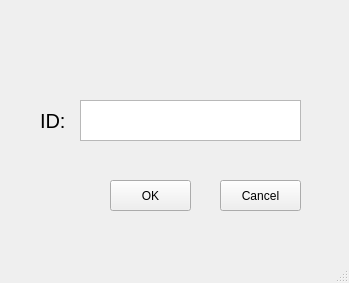
Qt form addDay.ui (tuyen1601/manager_app) before a commit.
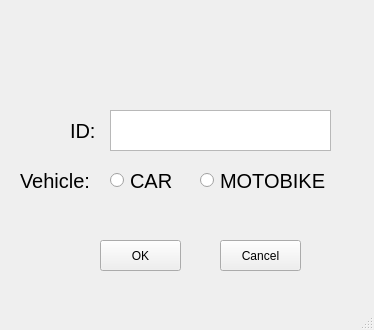
The same form after that commit.

What changed in the file:
```diff
--- a/addDay.ui
+++ b/addDay.ui
@@ -6,8 +6,8 @@
    <rect>
     <x>0</x>
     <y>0</y>
-    <width>349</width>
-    <height>283</height>
+    <width>374</width>
+    <height>330</height>
    </rect>
   </property>
   <property name="windowTitle">
@@ -17,8 +17,8 @@
    <widget class="QLabel" name="label_3">
     <property name="geometry">
      <rect>
-      <x>40</x>
-      <y>100</y>
+      <x>70</x>
+      <y>110</y>
       <width>31</width>
       <height>41</height>
      </rect>
@@ -35,8 +35,8 @@
    <widget class="QTextEdit" name="txtID">
     <property name="geometry">
      <rect>
-      <x>80</x>
-      <y>100</y>
+      <x>110</x>
+      <y>110</y>
       <width>221</width>
       <height>41</height>
      </rect>
@@ -57,8 +57,8 @@
    <widget class="QPushButton" name="btnOK">
     <property name="geometry">
      <rect>
-      <x>110</x>
-      <y>180</y>
+      <x>100</x>
+      <y>240</y>
       <width>81</width>
       <height>31</height>
      </rect>
@@ -71,7 +71,7 @@
     <property name="geometry">
      <rect>
       <x>220</x>
-      <y>180</y>
+      <y>240</y>
       <width>81</width>
       <height>31</height>
      </rect>
@@ -80,6 +80,60 @@
      <string>Cancel</string>
     </property>
    </widget>
+   <widget class="QRadioButton" name="rbMotobike">
+    <property name="geometry">
+     <rect>
+      <x>200</x>
+      <y>170</y>
+      <width>131</width>
+      <height>21</height>
+     </rect>
+    </property>
+    <property name="font">
+     <font>
+      <pointsize>15</pointsize>
+     </font>
+    </property>
+    <property name="text">
+     <string>MOTOBIKE</string>
+    </property>
+   </widget>
+   <widget class="QRadioButton" name="rbCar">
+    <property name="geometry">
+     <rect>
+      <x>110</x>
+      <y>170</y>
+      <width>71</width>
+      <height>21</height>
+     </rect>
+    </property>
+    <property name="font">
+     <font>
+      <pointsize>15</pointsize>
+     </font>
+    </property>
+    <property name="text">
+     <string>CAR</string>
+    </property>
+   </widget>
+   <widget class="QLabel" name="label_6">
+    <property name="geometry">
+     <rect>
+      <x>20</x>
+      <y>160</y>
+      <width>81</width>
+      <height>41</height>
+     </rect>
+    </property>
+    <property name="font">
+     <font>
+      <pointsize>15</pointsize>
+     </font>
+    </property>
+    <property name="text">
+     <string>Vehicle:</string>
+    </property>
+   </widget>
   </widget>
   <widget class="QMenuBar" name="menubar">
    <property name="geometry">
```
Left out of the diff: 2 changed lines with no effect on the pictures.
